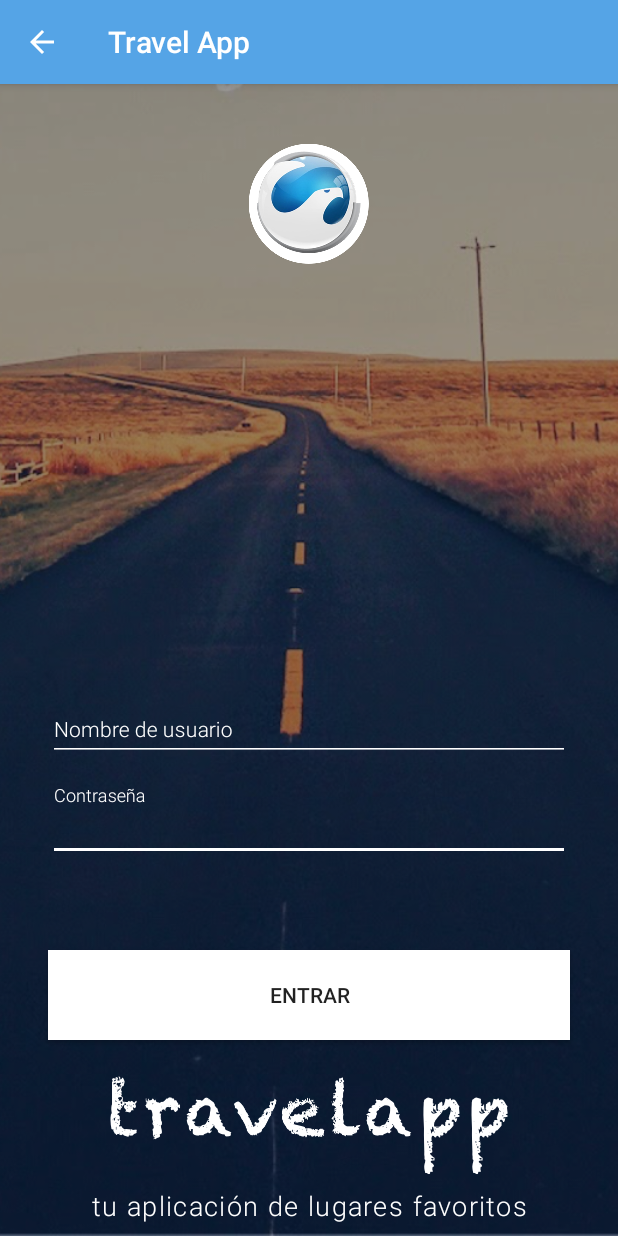
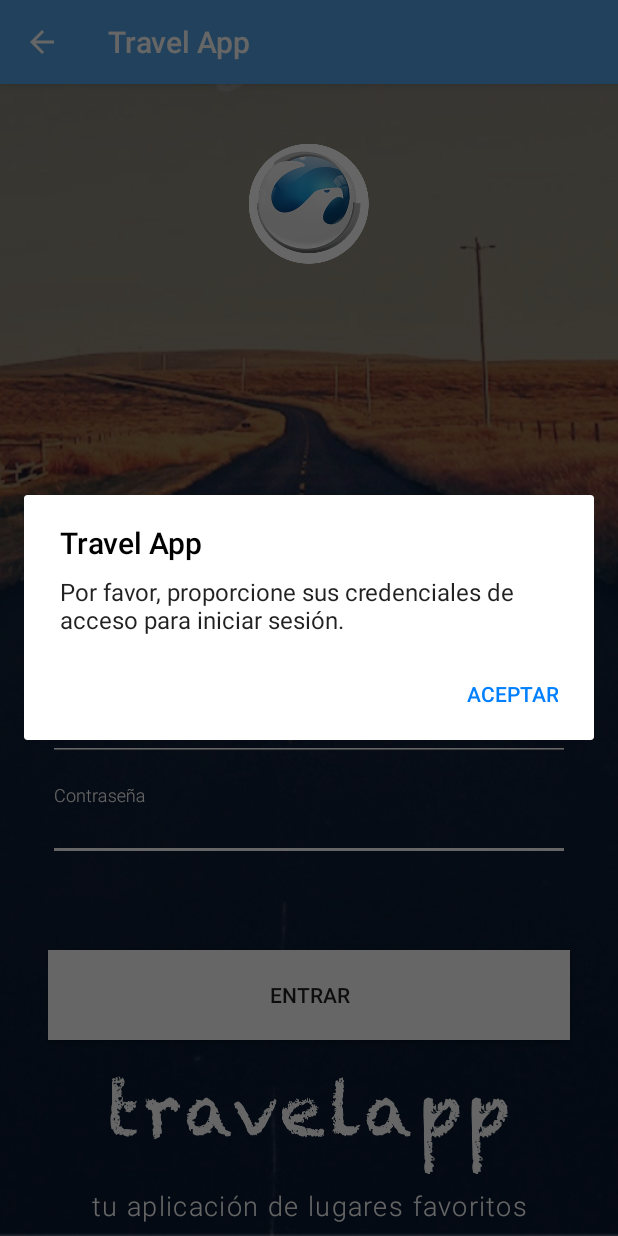
Before and after one commit to hercarr/travelapp, an Android app: the LoginActivity screen opened directly, with no data from a screen before it, after a tap on "ENTRAR", on a phone screen of 412 x 824 dp. Run offline under Robolectric (Android 15) with nearby library versions, the phone set to English and light mode, and no system bars.

Commit message:
alert dialog was added

```diff
--- a/app/src/main/java/com/qacg/travelapp/LoginActivity.java
+++ b/app/src/main/java/com/qacg/travelapp/LoginActivity.java
@@ -1,6 +1,8 @@
 package com.qacg.travelapp;
 
+import android.content.DialogInterface;
 import android.content.Intent;
+import android.support.v7.app.AlertDialog;
 import android.support.v7.app.AppCompatActivity;
 import android.os.Bundle;
 import android.util.Log;
@@ -41,8 +43,16 @@ public class LoginActivity extends AppCompatActivity {
         String password = txtPassword.getText().toString();
 
         if (username.length() == 0 || password.length() == 0) {
-            // TODO - mostrar una alerta de error
-            Log.d(TAG, "Por favor, proporcione sus credenciales de acceso para iniciar sesión.");
+            final AlertDialog.Builder builder = new AlertDialog.Builder(this, R.style.LightDialogTheme);
+            builder.setTitle(R.string.app_name);
+            builder.setMessage(R.string.empty_credentials_msg);
+            builder.setPositiveButton(R.string.accept_bnt, new DialogInterface.OnClickListener() {
+                public void onClick(DialogInterface dialog, int id) {
+                    dialog.dismiss();
+                }
+            });
+            AlertDialog dialog = builder.create();
+            dialog.show();
             return;
         }
 
@@ -50,8 +60,16 @@ public class LoginActivity extends AppCompatActivity {
             startActivity(new Intent(this, MainActivity.class));
             finish();
         } else {
-            // TODO - mostrar una alerta de error
-            Log.d(TAG, "Las credenciales de accesos proporcionadas son incorrectas. Intente nuevamente.");
+            final AlertDialog.Builder builder = new AlertDialog.Builder(this, R.style.LightDialogTheme);
+            builder.setTitle(R.string.app_name);
+            builder.setMessage(R.string.not_user_found_msg);
+            builder.setPositiveButton(R.string.accept_bnt, new DialogInterface.OnClickListener() {
+                public void onClick(DialogInterface dialog, int id) {
+                    dialog.dismiss();
+                }
+            });
+            AlertDialog dialog = builder.create();
+            dialog.show();
             return;
         }
     }
--- a/app/src/main/res/values/strings.xml
+++ b/app/src/main/res/values/strings.xml
@@ -10,4 +10,7 @@
     <string name="forgotten_password_lbl">¿Olvidaste tu contraseña?</string>
     <string name="login_btn">Iniciar sesión</string>
     <string name="come_in_btn">Entrar</string>
+    <string name="accept_bnt">Aceptar</string>
+    <string name="empty_credentials_msg">Por favor, proporcione sus credenciales de acceso para iniciar sesión.</string>
+    <string name="not_user_found_msg">Las credenciales de accesos proporcionadas son incorrectas. Intente nuevamente.</string>
 </resources>
--- a/app/src/main/res/values/styles.xml
+++ b/app/src/main/res/values/styles.xml
@@ -10,4 +10,14 @@
         <item name="colorControlHighlight">@color/colorAccent</item>
     </style>
 
+    <style name="LightDialogTheme" parent="Theme.AppCompat.Light.Dialog.Alert">
+        <item name="android:textColor">@android:color/primary_text_light</item>
+        <item name="colorAccent">#007fff</item>
+        <item name="buttonBarButtonStyle">@style/DialogButtonStyle</item>
+    </style>
+
+    <style name="DialogButtonStyle" parent="@style/Widget.AppCompat.Button.ButtonBar.AlertDialog">
+        <item name="android:textColor">#007fff</item>
+    </style>
+
 </resources>
```
